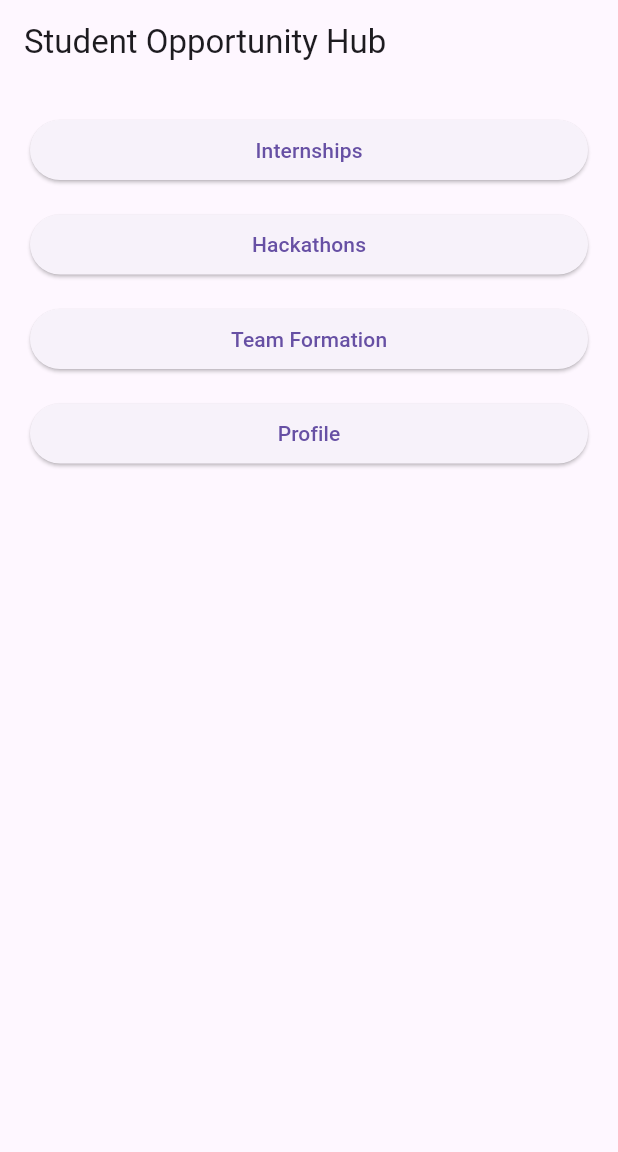
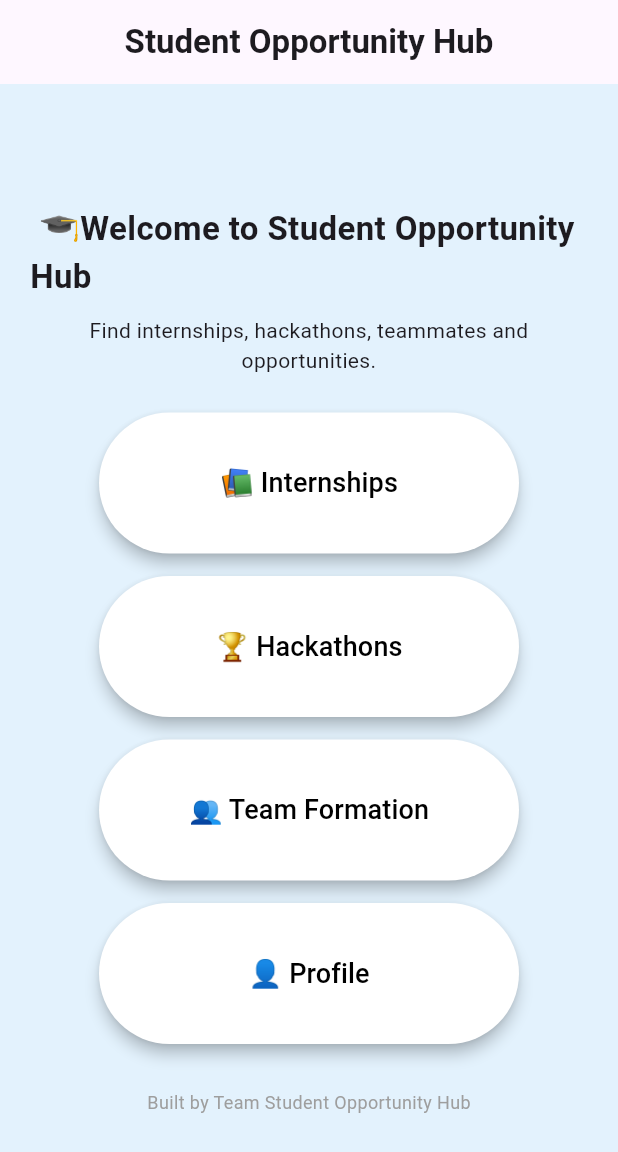
Before and after one commit to surinenivyshnavi-ece/student_opportunity_hub, a Flutter app: the screen it shows after launch, on a phone screen of 412 x 824 dp. Shown: the top 1152 px of the screen. Run offline on Flutter 3.47's test engine with Material 3 defaults, Android fonts, the phone set to English and light mode, and no system bars.

Commit message:
Initial commit - Student Opportunity Hub 1

```diff
--- a/lib/main.dart
+++ b/lib/main.dart
@@ -1,5 +1,8 @@
 import 'package:flutter/material.dart';
-
+import 'internships_page.dart';
+import 'hackathons_page.dart';
+import 'team formation_page.dart';
+import 'profile_page.dart';
 void main() {
   runApp(const MyApp());
 }
@@ -25,20 +28,59 @@ class HomePage extends StatelessWidget {
   @override
   Widget build(BuildContext context) {
     return Scaffold(
+      backgroundColor: Colors.blue.shade50,
       appBar: AppBar(
-        title: const Text('Student Opportunity Hub'),
+        centerTitle: true,
+        title: const Text(
+          'Student Opportunity Hub',
+          style: TextStyle(
+            fontWeight: FontWeight.bold,
+          ),
+        ),
       ),
       body: Padding(
         padding: const EdgeInsets.all(20),
         child: Column(
+          mainAxisAlignment: MainAxisAlignment.center,
           children: [
-            buildButton(context, "Internships", const InternshipsPage()),
+
+            const Text(
+              " 🎓Welcome to Student Opportunity Hub",
+              style: TextStyle(
+                fontSize: 22,
+                fontWeight: FontWeight.bold,
+              ),
+            ),
+
+            const SizedBox(height: 10),
+
+            const Text(
+              "Find internships, hackathons, teammates and opportunities.",
+              textAlign: TextAlign.center,
+            ),
+
+            const SizedBox(height: 25),
+
+            buildButton(context, "📚 Internships", const InternshipsPage()),
             const SizedBox(height: 15),
-            buildButton(context, "Hackathons", const HackathonsPage()),
+
+            buildButton(context, "🏆 Hackathons", const HackathonsPage()),
             const SizedBox(height: 15),
-            buildButton(context, "Team Formation", const TeamPage()),
+
+            buildButton(context, "👥 Team Formation", const TeamPage()),
             const SizedBox(height: 15),
-            buildButton(context, "Profile", const ProfilePage()),
+
+            buildButton(context, "👤 Profile", const ProfilePage()),
+
+            const SizedBox(height: 30),
+
+            const Text(
+              "Built by Team Student Opportunity Hub",
+              style: TextStyle(
+                fontSize: 12,
+                color: Colors.grey,
+              ),
+            ),
           ],
         ),
       ),
@@ -46,89 +88,33 @@ class HomePage extends StatelessWidget {
   }
 
   Widget buildButton(BuildContext context, String text, Widget page) {
-    return SizedBox(
-      width: double.infinity,
-      child: ElevatedButton(
+    return Center(
+        child: SizedBox(
+          width: 280,
+          child: ElevatedButton(
+            style: ElevatedButton.styleFrom(
+              backgroundColor: Colors.white,
+              foregroundColor: Colors.black,
+              elevation: 4,
+              padding: const EdgeInsets.all(18),
+            ),
+
         onPressed: () {
+
           Navigator.push(
             context,
             MaterialPageRoute(builder: (context) => page),
           );
         },
-        child: Text(text),
+        child:  Padding(
+      padding: const EdgeInsets.all(16.0),
+      child: Text(
+        text,
+        style: const TextStyle(fontSize: 18),
       ),
+    ),
+      ),
+        ),
     );
   }
 }
-
-/// ================= INTERNSHIPS PAGE =================
-class InternshipsPage extends StatelessWidget {
-  const InternshipsPage({super.key});
-
-  @override
-  Widget build(BuildContext context) {
-    return Scaffold(
-      appBar: AppBar(title: const Text("Internships")),
-      body: const Center(
-        child: Text(
-          "Internship Listings Coming Soon",
-          style: TextStyle(fontSize: 18),
-        ),
-      ),
-    );
-  }
-}
-
-/// ================= HACKATHONS PAGE =================
-class HackathonsPage extends StatelessWidget {
-  const HackathonsPage({super.key});
-
-  @override
-  Widget build(BuildContext context) {
-    return Scaffold(
-      appBar: AppBar(title: const Text("Hackathons")),
-      body: const Center(
-        child: Text(
-          "Hackathon Events Coming Soon",
-          style: TextStyle(fontSize: 18),
-        ),
-      ),
-    );
-  }
-}
-
-/// ================= TEAM FORMATION PAGE =================
-class TeamPage extends StatelessWidget {
-  const TeamPage({super.key});
-
-  @override
-  Widget build(BuildContext context) {
-    return Scaffold(
-      appBar: AppBar(title: const Text("Team Formation")),
-      body: const Center(
-        child: Text(
-          "Find Teammates Coming Soon",
-          style: TextStyle(fontSize: 18),
-        ),
-      ),
-    );
-  }
-}
-
-/// ================= PROFILE PAGE =================
-class ProfilePage extends StatelessWidget {
-  const ProfilePage({super.key});
-
-  @override
-  Widget build(BuildContext context) {
-    return Scaffold(
-      appBar: AppBar(title: const Text("Profile")),
-      body: const Center(
-        child: Text(
-          "User Profile Coming Soon",
-          style: TextStyle(fontSize: 18),
-        ),
-      ),
-    );
-  }
-}
```
Also changed, not shown: lib/hackathons_page.dart (+39 -2 lines), lib/internships_page.dart (+9 -2 lines), lib/profile_page.dart (+42 -2 lines), lib/team formation_page.dart (+39 -2 lines).
